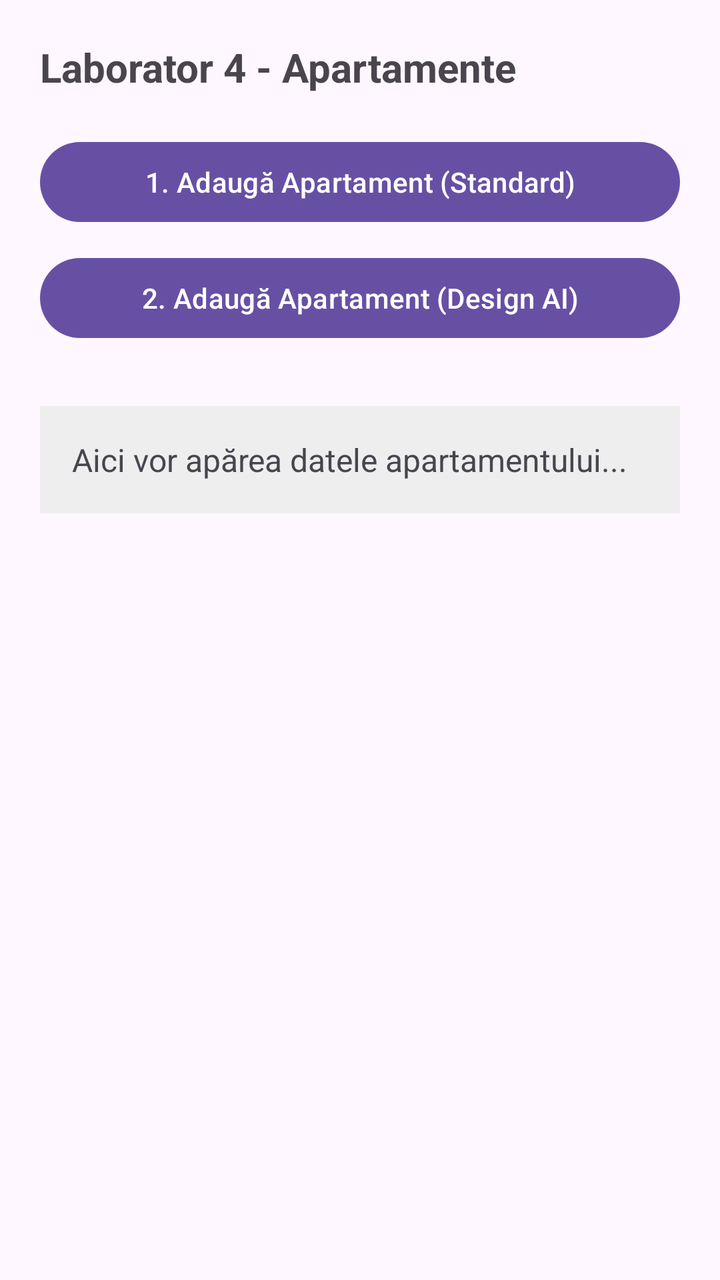
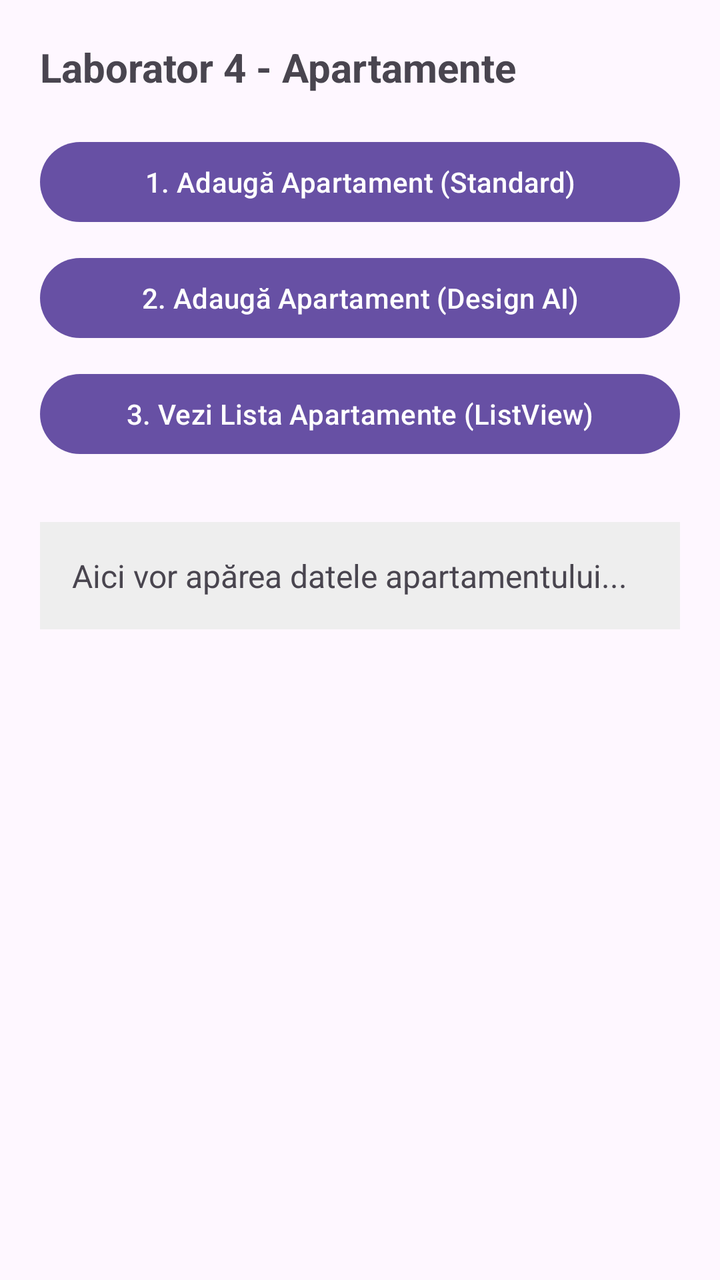

Before-and-after screenshots of an Android layout around one commit, followed by the original layout XML and the change that was made.
<!-- AndroidManifest.xml: application theme Theme.MyApplication -->
<!-- res/layout/activity_main.xml -->
<?xml version="1.0" encoding="utf-8"?>
<LinearLayout xmlns:android="http://schemas.android.com/apk/res/android"
    xmlns:tools="http://schemas.android.com/tools"
    android:id="@+id/main"
    android:layout_width="match_parent"
    android:layout_height="match_parent"
    android:orientation="vertical"
    android:padding="20dp"
    tools:context=".MainActivity">

    <TextView
        android:layout_width="wrap_content"
        android:layout_height="wrap_content"
        android:text="Laborator 4 - Apartamente"
        android:textSize="20sp"
        android:textStyle="bold"
        android:layout_marginBottom="20dp" />

    <Button
        android:layout_width="match_parent"
        android:layout_height="wrap_content"
        android:onClick="deschideAdaugareStandard"
        android:text="1. Adaugă Apartament (Standard)" />

    <Button
        android:layout_width="match_parent"
        android:layout_height="wrap_content"
        android:layout_marginTop="10dp"
        android:onClick="deschideAdaugareAI"
        android:text="2. Adaugă Apartament (Design AI)" />

    <TextView
        android:id="@+id/TV_rezultat"
        android:layout_width="match_parent"
        android:layout_height="wrap_content"
        android:layout_marginTop="30dp"
        android:padding="16dp"
        android:background="#EEEEEE"
        android:text="Aici vor apărea datele apartamentului..."
        android:textSize="16sp" />

</LinearLayout>
<!-- resources referenced by this layout -->
<resources>
  <style name="Theme.MyApplication" parent="Base.Theme.MyApplication" />
  <style name="Base.Theme.MyApplication" parent="Theme.Material3.DayNight.NoActionBar">
          
          
      </style>
</resources>

<!-- the commit's change to res/layout/activity_main.xml (unified diff, before → after) -->
@@ -29,6 +29,13 @@
         android:onClick="deschideAdaugareAI"
         android:text="2. Adaugă Apartament (Design AI)" />
 
+    <Button
+        android:layout_width="match_parent"
+        android:layout_height="wrap_content"
+        android:layout_marginTop="10dp"
+        android:onClick="deschideListaApartamente"
+        android:text="3. Vezi Lista Apartamente (ListView)" />
+
     <TextView
         android:id="@+id/TV_rezultat"
         android:layout_width="match_parent"
